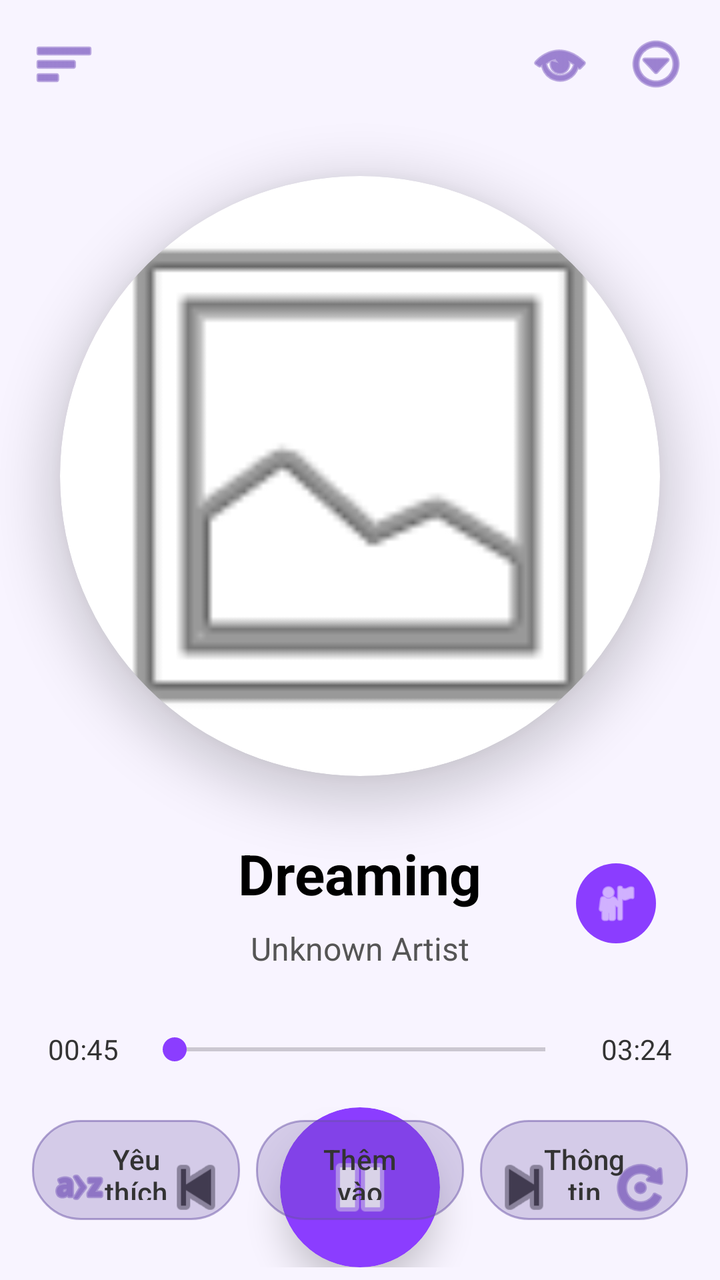
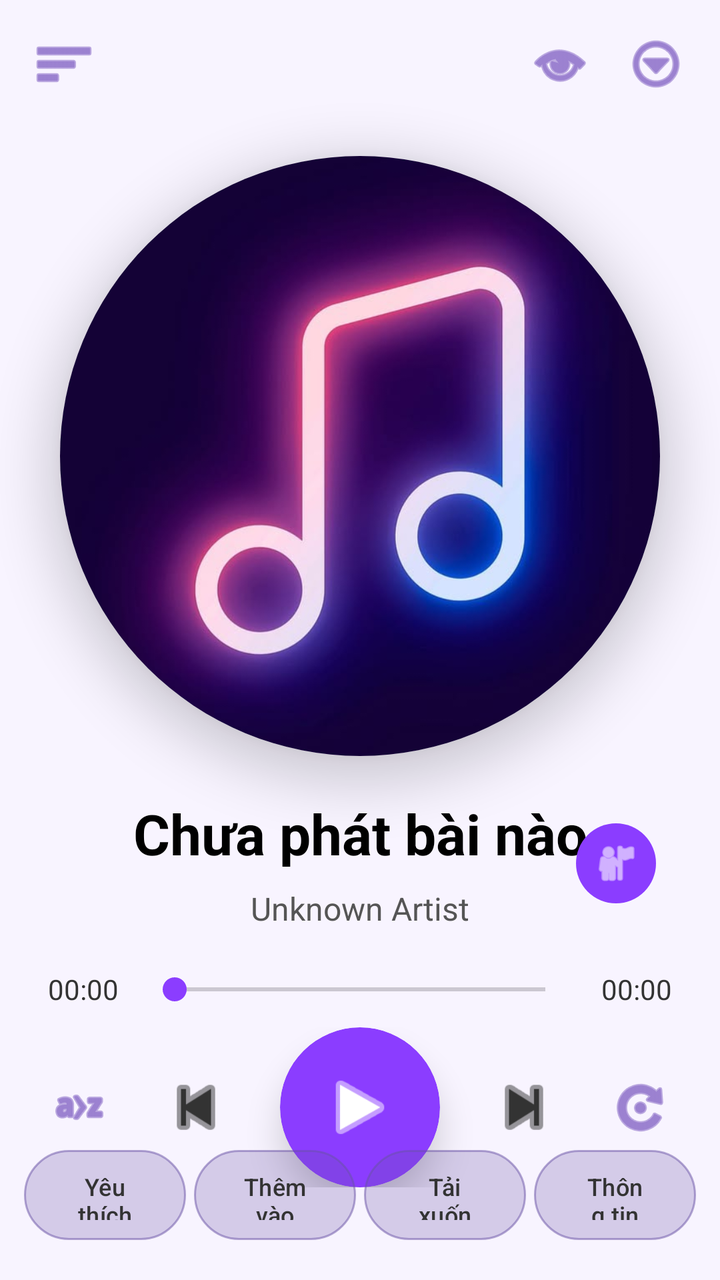

The first picture is an Android layout as it rendered before a commit; the second is the same layout after the commit. The layout source and the unified diff follow.
<!-- AndroidManifest.xml: application theme Theme.LocalMusic -->
<!-- res/layout/activity_now_playing.xml -->
<?xml version="1.0" encoding="utf-8"?>
<androidx.constraintlayout.widget.ConstraintLayout xmlns:android="http://schemas.android.com/apk/res/android"
    xmlns:app="http://schemas.android.com/apk/res-auto"
    xmlns:tools="http://schemas.android.com/tools"
    android:layout_width="match_parent"
    android:layout_height="match_parent"
    android:background="#F8F4FF"
    tools:context=".NowPlayingActivity">

    
    <ImageView
        android:id="@+id/btnMinimize"
        android:layout_width="32dp"
        android:layout_height="32dp"
        android:layout_margin="16dp"
        android:background="?attr/selectableItemBackgroundBorderless"
        android:src="@android:drawable/ic_menu_sort_by_size"
        app:tint="#5E35B1"
        app:layout_constraintStart_toStartOf="parent"
        app:layout_constraintTop_toTopOf="parent" />

    <ImageView
        android:id="@+id/btnPlaylistTop"
        android:layout_width="32dp"
        android:layout_height="32dp"
        android:layout_marginEnd="16dp"
        android:src="@android:drawable/ic_menu_view"
        app:tint="#5E35B1"
        app:layout_constraintBottom_toBottomOf="@+id/btnMinimize"
        app:layout_constraintEnd_toStartOf="@+id/btnMoreTop"
        app:layout_constraintTop_toTopOf="@+id/btnMinimize" />

    <ImageView
        android:id="@+id/btnMoreTop"
        android:layout_width="32dp"
        android:layout_height="32dp"
        android:layout_marginEnd="16dp"
        android:src="@android:drawable/ic_menu_more"
        app:tint="#5E35B1"
        app:layout_constraintBottom_toBottomOf="@+id/btnMinimize"
        app:layout_constraintEnd_toEndOf="parent"
        app:layout_constraintTop_toTopOf="@+id/btnMinimize" />

    
    <androidx.cardview.widget.CardView
        android:id="@+id/cardAlbumArt"
        android:layout_width="300dp"
        android:layout_height="300dp"
        android:layout_marginTop="40dp"
        app:cardBackgroundColor="#FFFFFF"
        app:cardCornerRadius="150dp"
        app:cardElevation="15dp"
        app:layout_constraintEnd_toEndOf="parent"
        app:layout_constraintStart_toStartOf="parent"
        app:layout_constraintTop_toBottomOf="@+id/btnMinimize">

        <ImageView
            android:id="@+id/imgAlbumArt"
            android:layout_width="match_parent"
            android:layout_height="match_parent"
            android:scaleType="centerCrop"
            android:src="@android:drawable/ic_menu_gallery" />
    </androidx.cardview.widget.CardView>

    
    <TextView
        android:id="@+id/txtSongTitle"
        android:layout_width="wrap_content"
        android:layout_height="wrap_content"
        android:layout_marginTop="30dp"
        android:text="Dreaming"
        android:textColor="#000000"
        android:textSize="28sp"
        android:textStyle="bold"
        app:layout_constraintEnd_toEndOf="parent"
        app:layout_constraintStart_toStartOf="parent"
        app:layout_constraintTop_toBottomOf="@+id/cardAlbumArt" />

    <TextView
        android:id="@+id/txtArtist"
        android:layout_width="wrap_content"
        android:layout_height="wrap_content"
        android:layout_marginTop="8dp"
        android:text="Unknown Artist"
        android:textColor="#555555"
        android:textSize="16sp"
        app:layout_constraintEnd_toEndOf="parent"
        app:layout_constraintStart_toStartOf="parent"
        app:layout_constraintTop_toBottomOf="@+id/txtSongTitle" />

    <ImageView
        android:id="@+id/btnFavoriteTop"
        android:layout_width="40dp"
        android:layout_height="40dp"
        android:layout_marginEnd="32dp"
        android:background="@drawable/bg_circle_purple"
        android:padding="8dp"
        android:src="@android:drawable/ic_menu_myplaces"
        app:tint="#FFFFFF"
        app:layout_constraintBottom_toBottomOf="@+id/txtArtist"
        app:layout_constraintEnd_toEndOf="parent"
        app:layout_constraintTop_toTopOf="@+id/txtSongTitle" />

    
    <TextView
        android:id="@+id/txtCurrentTime"
        android:layout_width="wrap_content"
        android:layout_height="wrap_content"
        android:layout_marginStart="24dp"
        android:layout_marginTop="30dp"
        android:text="00:45"
        android:textColor="#333333"
        app:layout_constraintStart_toStartOf="parent"
        app:layout_constraintTop_toBottomOf="@+id/txtArtist" />

    <TextView
        android:id="@+id/txtTotalTime"
        android:layout_width="wrap_content"
        android:layout_height="wrap_content"
        android:layout_marginEnd="24dp"
        android:text="03:24"
        android:textColor="#333333"
        app:layout_constraintBottom_toBottomOf="@+id/txtCurrentTime"
        app:layout_constraintEnd_toEndOf="parent" />

    <SeekBar
        android:id="@+id/seekBar"
        android:layout_width="0dp"
        android:layout_height="wrap_content"
        android:layout_marginStart="12dp"
        android:layout_marginEnd="12dp"
        android:progressTint="#8B3DFF"
        android:thumbTint="#8B3DFF"
        app:layout_constraintBottom_toBottomOf="@+id/txtCurrentTime"
        app:layout_constraintEnd_toStartOf="@+id/txtTotalTime"
        app:layout_constraintStart_toEndOf="@+id/txtCurrentTime"
        app:layout_constraintTop_toTopOf="@+id/txtCurrentTime" />

    
    <LinearLayout
        android:id="@+id/controlsLayout"
        android:layout_width="match_parent"
        android:layout_height="wrap_content"
        android:layout_marginTop="20dp"
        android:gravity="center_vertical"
        android:orientation="horizontal"
        android:paddingHorizontal="24dp"
        app:layout_constraintTop_toBottomOf="@+id/seekBar">

        <ImageView
            android:id="@+id/btnShuffle"
            android:layout_width="32dp"
            android:layout_height="32dp"
            android:src="@android:drawable/ic_menu_sort_alphabetically"
            app:tint="#5E35B1" />

        <Space android:layout_width="0dp" android:layout_height="wrap_content" android:layout_weight="1" />

        <ImageView
            android:id="@+id/btnPrevious"
            android:layout_width="40dp"
            android:layout_height="40dp"
            android:src="@android:drawable/ic_media_previous"
            app:tint="#333333" />

        <Space android:layout_width="0dp" android:layout_height="wrap_content" android:layout_weight="1" />

        <androidx.cardview.widget.CardView
            android:layout_width="80dp"
            android:layout_height="80dp"
            app:cardBackgroundColor="#8B3DFF"
            app:cardCornerRadius="40dp"
            app:cardElevation="10dp">
            <ImageView
                android:id="@+id/btnPlayPause"
                android:layout_width="40dp"
                android:layout_height="40dp"
                android:layout_gravity="center"
                android:src="@android:drawable/ic_media_pause"
                app:tint="#FFFFFF" />
        </androidx.cardview.widget.CardView>

        <Space android:layout_width="0dp" android:layout_height="wrap_content" android:layout_weight="1" />

        <ImageView
            android:id="@+id/btnNext"
            android:layout_width="40dp"
            android:layout_height="40dp"
            android:src="@android:drawable/ic_media_next"
            app:tint="#333333" />

        <Space android:layout_width="0dp" android:layout_height="wrap_content" android:layout_weight="1" />

        <ImageView
            android:id="@+id/btnRepeat"
            android:layout_width="32dp"
            android:layout_height="32dp"
            android:src="@android:drawable/ic_menu_rotate"
            app:tint="#5E35B1" />
    </LinearLayout>

    
    <LinearLayout
        android:layout_width="match_parent"
        android:layout_height="wrap_content"
        android:layout_marginBottom="30dp"
        android:gravity="center"
        android:orientation="horizontal"
        android:paddingHorizontal="16dp"
        app:layout_constraintBottom_toBottomOf="parent">

        <Button
            android:id="@+id/btnFavoriteBottom"
            android:layout_width="0dp"
            android:layout_height="50dp"
            android:layout_weight="1"
            android:layout_marginEnd="8dp"
            android:background="@drawable/bg_pill_button"
            android:drawableStart="@android:drawable/ic_menu_myplaces"
            android:drawablePadding="8dp"
            android:text="Yêu thích"
            android:textAllCaps="false"
            android:textColor="#333333"
            app:iconTint="#5E35B1" />

        <Button
            android:id="@+id/btnAddTo"
            android:layout_width="0dp"
            android:layout_height="50dp"
            android:layout_weight="1"
            android:layout_marginEnd="8dp"
            android:background="@drawable/bg_pill_button"
            android:drawableStart="@android:drawable/ic_menu_add"
            android:drawablePadding="8dp"
            android:text="Thêm vào"
            android:textAllCaps="false"
            android:textColor="#333333" />

        <Button
            android:id="@+id/btnInfo"
            android:layout_width="0dp"
            android:layout_height="50dp"
            android:layout_weight="1"
            android:background="@drawable/bg_pill_button"
            android:drawableStart="@android:drawable/ic_menu_info_details"
            android:drawablePadding="8dp"
            android:text="Thông tin"
            android:textAllCaps="false"
            android:textColor="#333333" />
    </LinearLayout>

</androidx.constraintlayout.widget.ConstraintLayout>
<!-- resources referenced by this layout -->
<resources>
  <!-- drawable bg_circle_purple (drawable) -->
  <?xml version="1.0" encoding="utf-8"?>
  <shape xmlns:android="http://schemas.android.com/apk/res/android"
      android:shape="oval">
      <solid android:color="#8B3DFF" /> 
  </shape>
  <!-- drawable bg_pill_button (drawable) -->
  <?xml version="1.0" encoding="utf-8"?>
  <shape xmlns:android="http://schemas.android.com/apk/res/android">
      <solid android:color="#40FFFFFF" /> 
      <stroke android:width="1dp" android:color="#80DCC6FF" /> 
      <corners android:radius="24dp" />
  </shape>
  <style name="Theme.LocalMusic" parent="Theme.Material3.Light.NoActionBar">
          <item name="android:statusBarColor">@color/white</item>
          <item name="android:windowLightStatusBar">true</item> 
          <item name="android:windowSplashScreenBackground">#000000</item>
          <item name="android:windowSplashScreenAnimatedIcon">@drawable/logo</item>
      </style>
  <color name="white">#FFFFFF</color>
  <!-- drawable logo: png bitmap (drawable, 12334 bytes) -->
</resources>

<!-- the commit's change to res/layout/activity_now_playing.xml (unified diff, before → after) -->
@@ -46,7 +46,7 @@
         android:id="@+id/cardAlbumArt"
         android:layout_width="300dp"
         android:layout_height="300dp"
-        android:layout_marginTop="40dp"
+        android:layout_marginTop="30dp"
         app:cardBackgroundColor="#FFFFFF"
         app:cardCornerRadius="150dp"
         app:cardElevation="15dp"
@@ -59,16 +59,19 @@
             android:layout_width="match_parent"
             android:layout_height="match_parent"
             android:scaleType="centerCrop"
-            android:src="@android:drawable/ic_menu_gallery" />
+            android:src="@drawable/bg_cover_default" /> 
     </androidx.cardview.widget.CardView>
 
     
     <TextView
         android:id="@+id/txtSongTitle"
-        android:layout_width="wrap_content"
-        android:layout_height="wrap_content"
-        android:layout_marginTop="30dp"
-        android:text="Dreaming"
+        android:layout_width="0dp"
+        android:layout_height="wrap_content"
+        android:layout_marginTop="20dp"
+        android:layout_marginStart="32dp"
+        android:layout_marginEnd="32dp"
+        android:gravity="center"
+        android:text="Chưa phát bài nào"
         android:textColor="#000000"
         android:textSize="28sp"
         android:textStyle="bold"
@@ -78,9 +81,12 @@
 
     <TextView
         android:id="@+id/txtArtist"
-        android:layout_width="wrap_content"
+        android:layout_width="0dp"
         android:layout_height="wrap_content"
         android:layout_marginTop="8dp"
+        android:layout_marginStart="32dp"
+        android:layout_marginEnd="32dp"
+        android:gravity="center"
         android:text="Unknown Artist"
         android:textColor="#555555"
         android:textSize="16sp"
@@ -107,8 +113,8 @@
         android:layout_width="wrap_content"
         android:layout_height="wrap_content"
         android:layout_marginStart="24dp"
-        android:layout_marginTop="30dp"
-        android:text="00:45"
+        android:layout_marginTop="20dp"
+        android:text="00:00"
         android:textColor="#333333"
         app:layout_constraintStart_toStartOf="parent"
         app:layout_constraintTop_toBottomOf="@+id/txtArtist" />
@@ -118,7 +124,7 @@
         android:layout_width="wrap_content"
         android:layout_height="wrap_content"
         android:layout_marginEnd="24dp"
-        android:text="03:24"
+        android:text="00:00"
         android:textColor="#333333"
         app:layout_constraintBottom_toBottomOf="@+id/txtCurrentTime"
         app:layout_constraintEnd_toEndOf="parent" />
@@ -141,7 +147,7 @@
         android:id="@+id/controlsLayout"
         android:layout_width="match_parent"
         android:layout_height="wrap_content"
-        android:layout_marginTop="20dp"
+        android:layout_marginTop="10dp"
         android:gravity="center_vertical"
         android:orientation="horizontal"
         android:paddingHorizontal="24dp"
@@ -176,7 +182,7 @@
                 android:layout_width="40dp"
                 android:layout_height="40dp"
                 android:layout_gravity="center"
-                android:src="@android:drawable/ic_media_pause"
+                android:src="@android:drawable/ic_media_play"
                 app:tint="#FFFFFF" />
         </androidx.cardview.widget.CardView>
 
@@ -203,49 +209,66 @@
     <LinearLayout
         android:layout_width="match_parent"
         android:layout_height="wrap_content"
-        android:layout_marginBottom="30dp"
+        android:layout_marginBottom="20dp"
         android:gravity="center"
         android:orientation="horizontal"
-        android:paddingHorizontal="16dp"
+        android:paddingHorizontal="12dp"
         app:layout_constraintBottom_toBottomOf="parent">
 
         <Button
             android:id="@+id/btnFavoriteBottom"
             android:layout_width="0dp"
-            android:layout_height="50dp"
-            android:layout_weight="1"
-            android:layout_marginEnd="8dp"
+            android:layout_height="45dp"
+            android:layout_weight="1"
+            android:layout_marginEnd="4dp"
             android:background="@drawable/bg_pill_button"
             android:drawableStart="@android:drawable/ic_menu_myplaces"
-            android:drawablePadding="8dp"
+            android:drawablePadding="4dp"
             android:text="Yêu thích"
             android:textAllCaps="false"
-            android:textColor="#333333"
-            app:iconTint="#5E35B1" />
+            android:textSize="12sp"
+            android:textColor="#333333" />
 
         <Button
             android:id="@+id/btnAddTo"
             android:layout_width="0dp"
-            android:layout_height="50dp"
-            android:layout_weight="1"
-            android:layout_marginEnd="8dp"
+            android:layout_height="45dp"
+            android:layout_weight="1"
+            android:layout_marginEnd="4dp"
             android:background="@drawable/bg_pill_button"
             android:drawableStart="@android:drawable/ic_menu_add"
-            android:drawablePadding="8dp"
+            android:drawablePadding="4dp"
             android:text="Thêm vào"
             android:textAllCaps="false"
+            android:textSize="12sp"
+            android:textColor="#333333" />
+
+        
+        <Button
+            android:id="@+id/btnDownload"
+            android:layout_width="0dp"
+            android:layout_height="45dp"
+            android:layout_weight="1"
+            android:layout_marginEnd="4dp"
+            android:background="@drawable/bg_pill_button"
+            android:drawableStart="@android:drawable/stat_sys_download"
+            android:drawablePadding="4dp"
+            android:text="Tải xuống"
+            android:textAllCaps="false"
+            android:textSize="12sp"
             android:textColor="#333333" />
 
         <Button
             android:id="@+id/btnInfo"
             android:layout_width="0dp"
-            android:layout_height="50dp"
+            android:layout_height="45dp"
             android:layout_weight="1"
             android:background="@drawable/bg_pill_button"
             android:drawableStart="@android:drawable/ic_menu_info_details"
-            android:drawablePadding="8dp"
+            android:drawablePadding="4dp"
             android:text="Thông tin"
             android:textAllCaps="false"
+            android:textSize="12sp"
             android:textColor="#333333" />
     </LinearLayout>
 
<!-- resource entries referenced after the edit -->
@@ -6,6 +6,7 @@
       android:shape="oval">
       <solid android:color="#8B3DFF" /> 
   </shape>
+  <!-- drawable bg_cover_default: png bitmap (drawable, 24228 bytes) -->
   <!-- drawable bg_pill_button (drawable) -->
   <?xml version="1.0" encoding="utf-8"?>
   <shape xmlns:android="http://schemas.android.com/apk/res/android">
